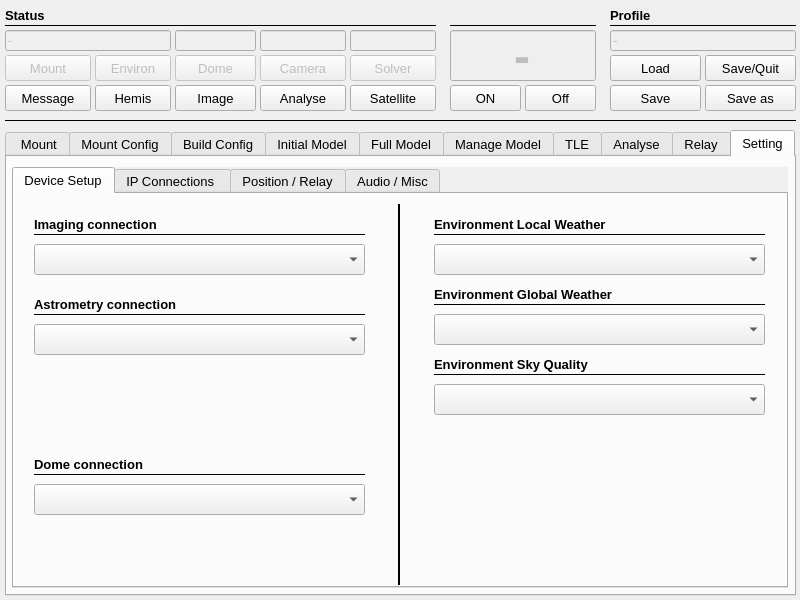
Old version of the form mw4/gui/main.ui in the repository mworion/MountWizzard4.
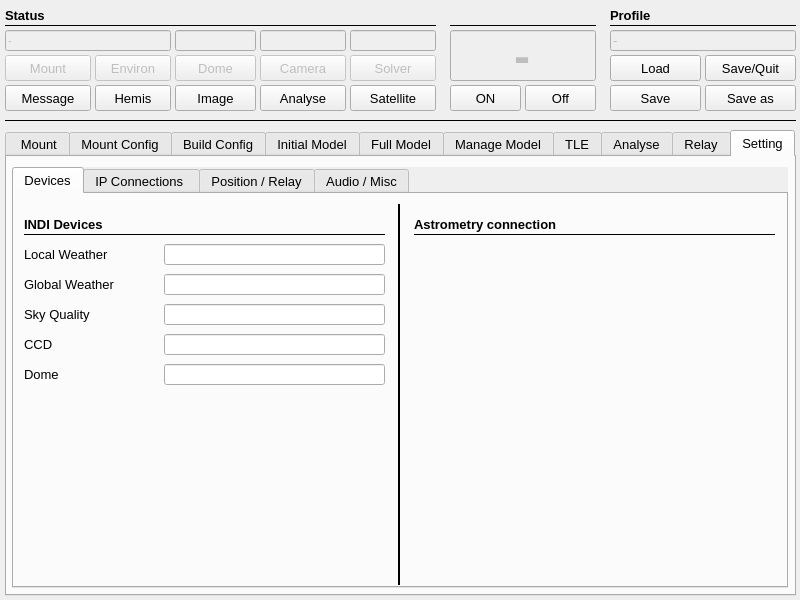
New version of the form. The open tabs and pages were chosen to show the change.

Commit message: started with gui for environment

```diff
--- a/mw4/gui/main.ui
+++ b/mw4/gui/main.ui
@@ -11785,7 +11785,7 @@
      </property>
      <widget class="QWidget" name="tab_12">
       <attribute name="title">
-       <string>Device Setup</string>
+       <string>Devices</string>
       </attribute>
       <widget class="Line" name="line_56">
        <property name="geometry">
@@ -11809,131 +11809,10 @@
         <enum>Qt::Vertical</enum>
        </property>
       </widget>
-      <widget class="QLabel" name="label_139">
-       <property name="geometry">
-        <rect>
-         <x>420</x>
-         <y>20</y>
-         <width>201</width>
-         <height>21</height>
-        </rect>
-       </property>
-       <property name="font">
-        <font>
-         <pointsize>10</pointsize>
-         <weight>75</weight>
-         <bold>true</bold>
-        </font>
-       </property>
-       <property name="text">
-        <string>Environment Local Weather</string>
-       </property>
-      </widget>
-      <widget class="Line" name="line_23">
-       <property name="geometry">
-        <rect>
-         <x>420</x>
-         <y>40</y>
-         <width>331</width>
-         <height>1</height>
-        </rect>
-       </property>
-       <property name="font">
-        <font>
-         <pointsize>10</pointsize>
-        </font>
-       </property>
-       <property name="frameShadow">
-        <enum>QFrame::Plain</enum>
-       </property>
-       <property name="orientation">
-        <enum>Qt::Horizontal</enum>
-       </property>
-      </widget>
-      <widget class="QComboBox" name="chooseLocalWeather">
-       <property name="geometry">
-        <rect>
-         <x>420</x>
-         <y>50</y>
-         <width>331</width>
-         <height>31</height>
-        </rect>
-       </property>
-       <property name="toolTip">
-        <string>&lt;html&gt;&lt;head/&gt;&lt;body&gt;&lt;p&gt;Chooses the framework for getting environment data.&lt;/p&gt;&lt;/body&gt;&lt;/html&gt;</string>
-       </property>
-      </widget>
-      <widget class="QLabel" name="label_140">
-       <property name="geometry">
-        <rect>
-         <x>20</x>
-         <y>260</y>
-         <width>201</width>
-         <height>21</height>
-        </rect>
-       </property>
-       <property name="font">
-        <font>
-         <pointsize>10</pointsize>
-         <weight>75</weight>
-         <bold>true</bold>
-        </font>
-       </property>
-       <property name="text">
-        <string>Dome connection</string>
-       </property>
-      </widget>
-      <widget class="Line" name="line_60">
-       <property name="geometry">
-        <rect>
-         <x>20</x>
-         <y>280</y>
-         <width>331</width>
-         <height>1</height>
-        </rect>
-       </property>
-       <property name="font">
-        <font>
-         <pointsize>10</pointsize>
-        </font>
-       </property>
-       <property name="frameShadow">
-        <enum>QFrame::Plain</enum>
-       </property>
-       <property name="orientation">
-        <enum>Qt::Horizontal</enum>
-       </property>
-      </widget>
-      <widget class="QComboBox" name="chooseDome">
-       <property name="geometry">
-        <rect>
-         <x>20</x>
-         <y>290</y>
-         <width>331</width>
-         <height>31</height>
-        </rect>
-       </property>
-       <property name="toolTip">
-        <string>&lt;html&gt;&lt;head/&gt;&lt;body&gt;&lt;p&gt;Chooses the framework for controlling a dome.&lt;/p&gt;&lt;/body&gt;&lt;/html&gt;</string>
-       </property>
-      </widget>
-      <widget class="QComboBox" name="chooseCCD">
-       <property name="geometry">
-        <rect>
-         <x>20</x>
-         <y>50</y>
-         <width>331</width>
-         <height>31</height>
-        </rect>
-       </property>
-       <property name="toolTip">
-        <string>&lt;html&gt;&lt;head/&gt;&lt;body&gt;&lt;p&gt;Chooses which imaging application or framework should be used for modeling.&lt;/p&gt;&lt;/body&gt;&lt;/html&gt;</string>
-       </property>
-      </widget>
       <widget class="QLabel" name="label_143">
        <property name="geometry">
         <rect>
-         <x>20</x>
+         <x>10</x>
          <y>20</y>
          <width>241</width>
          <height>21</height>
@@ -11947,15 +11826,15 @@
         </font>
        </property>
        <property name="text">
-        <string>Imaging connection</string>
+        <string>INDI Devices</string>
        </property>
       </widget>
       <widget class="Line" name="line_50">
        <property name="geometry">
         <rect>
-         <x>20</x>
+         <x>10</x>
          <y>40</y>
-         <width>331</width>
+         <width>361</width>
          <height>1</height>
         </rect>
        </property>
@@ -11971,26 +11850,34 @@
         <enum>Qt::Horizontal</enum>
        </property>
       </widget>
-      <widget class="QComboBox" name="chooseSolver">
+      <widget class="Line" name="line_57">
        <property name="geometry">
         <rect>
-         <x>20</x>
-         <y>130</y>
-         <width>331</width>
-         <height>31</height>
+         <x>400</x>
+         <y>40</y>
+         <width>361</width>
+         <height>1</height>
         </rect>
        </property>
-       <property name="toolTip">
-        <string>&lt;html&gt;&lt;head/&gt;&lt;body&gt;&lt;p&gt;Chooses which astrometry / platesolving application or framework should be used for modeling.&lt;/p&gt;&lt;/body&gt;&lt;/html&gt;</string>
+       <property name="font">
+        <font>
+         <pointsize>10</pointsize>
+        </font>
        </property>
+       <property name="frameShadow">
+        <enum>QFrame::Plain</enum>
+       </property>
+       <property name="orientation">
+        <enum>Qt::Horizontal</enum>
+       </property>
       </widget>
-      <widget class="Line" name="line_55">
+      <widget class="QLabel" name="label_13">
        <property name="geometry">
         <rect>
-         <x>20</x>
-         <y>120</y>
-         <width>331</width>
-         <height>1</height>
+         <x>10</x>
+         <y>50</y>
+         <width>101</width>
+         <height>21</height>
         </rect>
        </property>
        <property name="font">
@@ -11998,18 +11885,267 @@
          <pointsize>10</pointsize>
         </font>
        </property>
-       <property name="frameShadow">
-        <enum>QFrame::Plain</enum>
+       <property name="text">
+        <string>Local Weather</string>
        </property>
-       <property name="orientation">
-        <enum>Qt::Horizontal</enum>
+      </widget>
+      <widget class="QLabel" name="label_16">
+       <property name="geometry">
+        <rect>
+         <x>10</x>
+         <y>80</y>
+         <width>101</width>
+         <height>21</height>
+        </rect>
+       </property>
+       <property name="font">
+        <font>
+         <pointsize>10</pointsize>
+        </font>
+       </property>
+       <property name="text">
+        <string>Global Weather</string>
+       </property>
+      </widget>
+      <widget class="QLabel" name="label_17">
+       <property name="geometry">
+        <rect>
+         <x>10</x>
+         <y>110</y>
+         <width>101</width>
+         <height>21</height>
+        </rect>
+       </property>
+       <property name="font">
+        <font>
+         <pointsize>10</pointsize>
+        </font>
+       </property>
+       <property name="text">
+        <string>Sky Quality</string>
+       </property>
+      </widget>
+      <widget class="QLineEdit" name="globalWeatherName">
+       <property name="enabled">
+        <bool>true</bool>
+       </property>
+       <property name="geometry">
+        <rect>
+         <x>150</x>
+         <y>80</y>
+         <width>221</width>
+         <height>21</height>
+        </rect>
+       </property>
+       <property name="font">
+        <font>
+         <family>Arial</family>
+         <pointsize>10</pointsize>
+         <weight>50</weight>
+         <bold>false</bold>
+        </font>
+       </property>
+       <property name="mouseTracking">
+        <bool>false</bool>
+       </property>
+       <property name="focusPolicy">
+        <enum>Qt::StrongFocus</enum>
+       </property>
+       <property name="acceptDrops">
+        <bool>false</bool>
+       </property>
+       <property name="layoutDirection">
+        <enum>Qt::RightToLeft</enum>
+       </property>
+       <property name="text">
+        <string/>
+       </property>
+       <property name="alignment">
+        <set>Qt::AlignRight|Qt::AlignTrailing|Qt::AlignVCenter</set>
+       </property>
+       <property name="dragEnabled">
+        <bool>true</bool>
+       </property>
+       <property name="readOnly">
+        <bool>false</bool>
+       </property>
+      </widget>
+      <widget class="QLineEdit" name="sqmName">
+       <property name="enabled">
+        <bool>true</bool>
+       </property>
+       <property name="geometry">
+        <rect>
+         <x>150</x>
+         <y>110</y>
+         <width>221</width>
+         <height>21</height>
+        </rect>
+       </property>
+       <property name="font">
+        <font>
+         <family>Arial</family>
+         <pointsize>10</pointsize>
+         <weight>50</weight>
+         <bold>false</bold>
+        </font>
+       </property>
+       <property name="mouseTracking">
+        <bool>false</bool>
+       </property>
+       <property name="focusPolicy">
+        <enum>Qt::StrongFocus</enum>
+       </property>
+       <property name="acceptDrops">
+        <bool>false</bool>
+       </property>
+       <property name="layoutDirection">
+        <enum>Qt::RightToLeft</enum>
+       </property>
+       <property name="text">
+        <string/>
+       </property>
+       <property name="alignment">
+        <set>Qt::AlignRight|Qt::AlignTrailing|Qt::AlignVCenter</set>
+       </property>
+       <property name="dragEnabled">
+        <bool>true</bool>
+       </property>
+       <property name="readOnly">
+        <bool>false</bool>
+       </property>
+      </widget>
+      <widget class="QLabel" name="label_19">
+       <property name="geometry">
+        <rect>
+         <x>10</x>
+         <y>140</y>
+         <width>101</width>
+         <height>21</height>
+        </rect>
+       </property>
+       <property name="font">
+        <font>
+         <pointsize>10</pointsize>
+        </font>
+       </property>
+       <property name="text">
+        <string>CCD</string>
+       </property>
+      </widget>
+      <widget class="QLineEdit" name="ccdName">
+       <property name="enabled">
+        <bool>true</bool>
+       </property>
+       <property name="geometry">
+        <rect>
+         <x>150</x>
+         <y>140</y>
+         <width>221</width>
+         <height>21</height>
+        </rect>
+       </property>
+       <property name="font">
+        <font>
+         <family>Arial</family>
+         <pointsize>10</pointsize>
+         <weight>50</weight>
+         <bold>false</bold>
+        </font>
+       </property>
+       <property name="mouseTracking">
+        <bool>false</bool>
+       </property>
+       <property name="focusPolicy">
+        <enum>Qt::StrongFocus</enum>
+       </property>
+       <property name="acceptDrops">
+        <bool>false</bool>
+       </property>
+       <property name="layoutDirection">
+        <enum>Qt::RightToLeft</enum>
+       </property>
+       <property name="text">
+        <string/>
+       </property>
+       <property name="alignment">
+        <set>Qt::AlignRight|Qt::AlignTrailing|Qt::AlignVCenter</set>
+       </property>
+       <property name="dragEnabled">
+        <bool>true</bool>
+       </property>
+       <property name="readOnly">
+        <bool>false</bool>
+       </property>
+      </widget>
+      <widget class="QLabel" name="label_21">
+       <property name="geometry">
+        <rect>
+         <x>10</x>
+         <y>170</y>
+         <width>101</width>
+         <height>21</height>
+        </rect>
+       </property>
+       <property name="font">
+        <font>
+         <pointsize>10</pointsize>
+        </font>
+       </property>
+       <property name="text">
+        <string>Dome</string>
+       </property>
+      </widget>
+      <widget class="QLineEdit" name="domeName">
+       <property name="enabled">
+        <bool>true</bool>
+       </property>
+       <property name="geometry">
+        <rect>
+         <x>150</x>
+         <y>170</y>
+         <width>221</width>
+         <height>21</height>
+        </rect>
+       </property>
+       <property name="font">
+        <font>
+         <family>Arial</family>
+         <pointsize>10</pointsize>
+         <weight>50</weight>
+         <bold>false</bold>
+        </font>
+       </property>
+       <property name="mouseTracking">
+        <bool>false</bool>
+       </property>
+       <property name="focusPolicy">
+        <enum>Qt::StrongFocus</enum>
+       </property>
+       <property name="acceptDrops">
+        <bool>false</bool>
+       </property>
+       <property name="layoutDirection">
+        <enum>Qt::RightToLeft</enum>
+       </property>
+       <property name="text">
+        <string/>
+       </property>
+       <property name="alignment">
+        <set>Qt::AlignRight|Qt::AlignTrailing|Qt::AlignVCenter</set>
+       </property>
+       <property name="dragEnabled">
+        <bool>true</bool>
+       </property>
+       <property name="readOnly">
+        <bool>false</bool>
        </property>
       </widget>
       <widget class="QLabel" name="label_149">
        <property name="geometry">
         <rect>
-         <x>20</x>
-         <y>100</y>
+         <x>400</x>
+         <y>20</y>
          <width>241</width>
          <height>21</height>
         </rect>
@@ -12025,112 +12161,49 @@
         <string>Astrometry connection</string>
        </property>
       </widget>
-      <widget class="QComboBox" name="chooseGlobalWeather">
+      <widget class="QLineEdit" name="localWeatherName">
        <property name="geometry">
         <rect>
-         <x>420</x>
-         <y>120</y>
-         <width>331</width>
-         <height>31</height>
-        </rect>
-       </property>
-       <property name="toolTip">
-        <string>&lt;html&gt;&lt;head/&gt;&lt;body&gt;&lt;p&gt;Chooses the framework for getting environment data.&lt;/p&gt;&lt;/body&gt;&lt;/html&gt;</string>
-       </property>
-      </widget>
-      <widget class="Line" name="line_41">
-       <property name="geometry">
-        <rect>
-         <x>420</x>
-         <y>110</y>
-         <width>331</width>
-         <height>1</height>
-        </rect>
-       </property>
-       <property name="font">
-        <font>
-         <pointsize>10</pointsize>
-        </font>
-       </property>
-       <property name="frameShadow">
-        <enum>QFrame::Plain</enum>
-       </property>
-       <property name="orientation">
-        <enum>Qt::Horizontal</enum>
-       </property>
-      </widget>
-      <widget class="QLabel" name="label_146">
-       <property name="geometry">
-        <rect>
-         <x>420</x>
-         <y>90</y>
-         <width>201</width>
+         <x>150</x>
+         <y>50</y>
+         <width>221</width>
          <height>21</height>
         </rect>
        </property>
        <property name="font">
         <font>
+         <family>Arial</family>
          <pointsize>10</pointsize>
-         <weight>75</weight>
-         <bold>true</bold>
+         <weight>50</weight>
+         <bold>false</bold>
         </font>
        </property>
-       <property name="text">
-        <string>Environment Global Weather</string>
+       <property name="mouseTracking">
+        <bool>false</bool>
        </property>
-      </widget>
-      <widget class="QComboBox" name="chooseSQM">
-       <property name="geometry">
-        <rect>
-         <x>420</x>
-         <y>190</y>
-         <width>331</width>
-         <height>31</height>
-        </rect>
+       <property name="acceptDrops">
+        <bool>false</bool>
        </property>
        <property name="toolTip">
         <string>&lt;html&gt;&lt;head/&gt;&lt;body&gt;&lt;p&gt;Chooses the framework for getting environment data.&lt;/p&gt;&lt;/body&gt;&lt;/html&gt;</string>
        </property>
-      </widget>
-      <widget class="Line" name="line_47">
-       <property name="geometry">
-        <rect>
-         <x>420</x>
-         <y>180</y>
-         <width>331</width>
-         <height>1</height>
-        </rect>
+       <property name="layoutDirection">
+        <enum>Qt::RightToLeft</enum>
        </property>
-       <property name="font">
-        <font>
-         <pointsize>10</pointsize>
-        </font>
+       <property name="text">
+        <string/>
        </property>
-       <property name="frameShadow">
-        <enum>QFrame::Plain</enum>
+       <property name="maxLength">
+        <number>50</number>
        </property>
-       <property name="orientation">
-        <enum>Qt::Horizontal</enum>
+       <property name="alignment">
+        <set>Qt::AlignRight|Qt::AlignTrailing|Qt::AlignVCenter</set>
        </property>
-      </widget>
-      <widget class="QLabel" name="label_198">
-       <property name="geometry">
-        <rect>
-         <x>420</x>
-         <y>160</y>
-         <width>201</width>
-         <height>21</height>
-        </rect>
+       <property name="dragEnabled">
+        <bool>true</bool>
        </property>
-       <property name="font">
-        <font>
-         <pointsize>10</pointsize>
-         <weight>75</weight>
-         <bold>true</bold>
-        </font>
-       </property>
-       <property name="text">
-        <string>Environment Sky Quality</string>
+       <property name="readOnly">
+        <bool>false</bool>
        </property>
       </widget>
      </widget>
```
Left out of the diff: 209 changed lines with no effect on the pictures. The commit also changes 4 other files.
